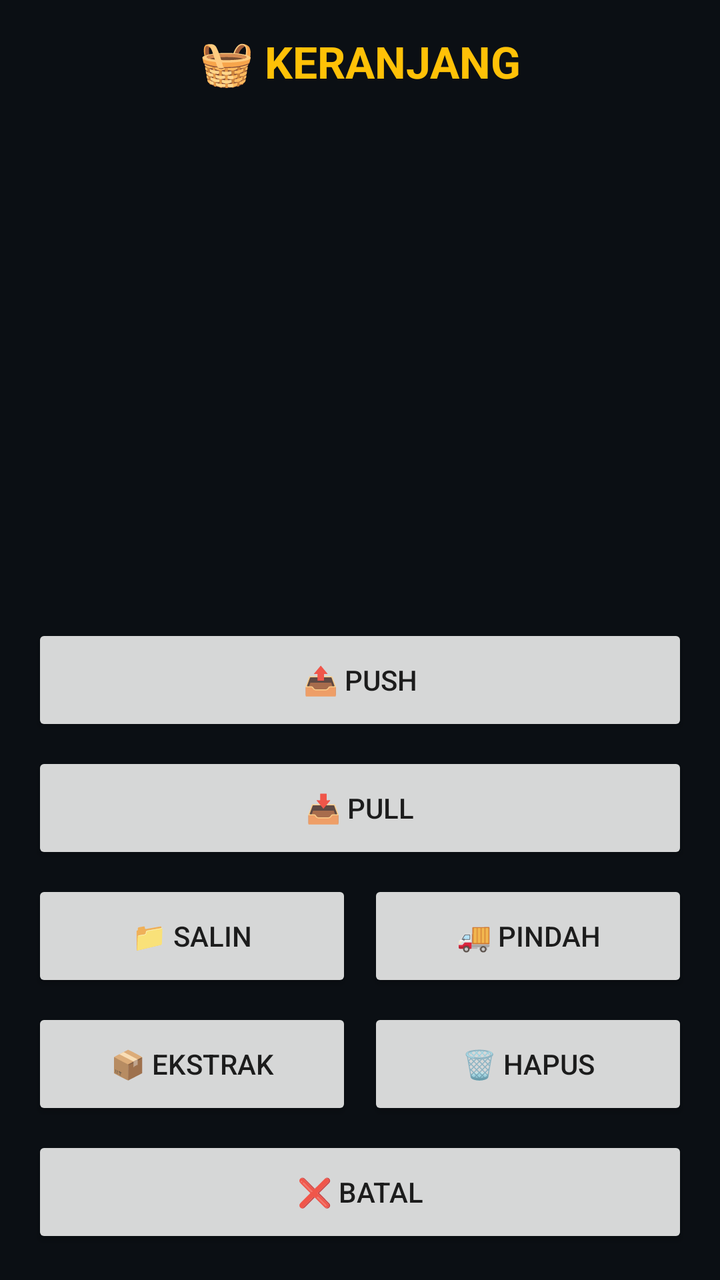
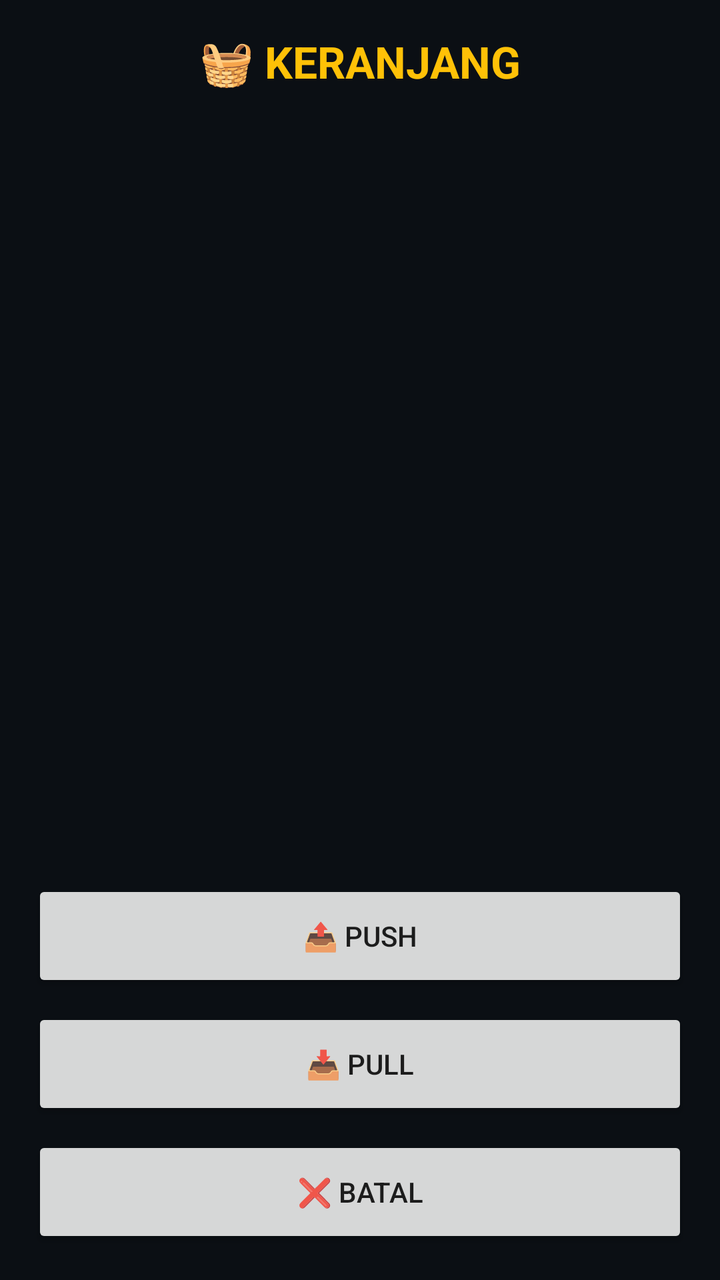

The first picture is an Android layout as it rendered before a commit; the second is the same layout after the commit. The layout source and the unified diff follow.
<!-- AndroidManifest.xml: application theme Theme.ErixTwrp -->
<!-- res/layout/activity_basket.xml -->
<?xml version="1.0" encoding="utf-8"?>
<LinearLayout xmlns:android="http://schemas.android.com/apk/res/android" android:layout_width="match_parent" android:layout_height="match_parent" android:orientation="vertical" android:padding="16dp" android:background="#0B0F14">
    <TextView android:id="@+id/tvTitle" android:layout_width="match_parent" android:layout_height="wrap_content" android:text="🧺 KERANJANG" android:textColor="#FFC107" android:textSize="22sp" android:textStyle="bold" android:gravity="center" android:paddingBottom="8dp"/>
    <TextView android:id="@+id/tvSummary" android:layout_width="match_parent" android:layout_height="wrap_content" android:textColor="#B0BEC5" android:gravity="center" android:paddingBottom="16dp"/>
    <androidx.recyclerview.widget.RecyclerView android:id="@+id/rvBasket" android:layout_width="match_parent" android:layout_height="0dp" android:layout_weight="1" android:paddingBottom="16dp"/>
    <Button android:id="@+id/btnPush" android:layout_width="match_parent" android:layout_height="56dp" android:text="@string/basket_push" android:layout_marginBottom="8dp"/>
    <Button android:id="@+id/btnPull" android:layout_width="match_parent" android:layout_height="56dp" android:text="@string/basket_pull" android:layout_marginBottom="8dp"/>
    <LinearLayout android:layout_width="match_parent" android:layout_height="wrap_content" android:orientation="horizontal" android:layout_marginBottom="8dp">
        <Button android:id="@+id/btnCopy" android:layout_width="0dp" android:layout_height="56dp" android:layout_weight="1" android:text="@string/basket_copy" android:layout_marginEnd="4dp"/>
        <Button android:id="@+id/btnMove" android:layout_width="0dp" android:layout_height="56dp" android:layout_weight="1" android:text="@string/basket_move" android:layout_marginStart="4dp"/>
    </LinearLayout>
    <LinearLayout android:layout_width="match_parent" android:layout_height="wrap_content" android:orientation="horizontal" android:layout_marginBottom="8dp">
        <Button android:id="@+id/btnExtract" android:layout_width="0dp" android:layout_height="56dp" android:layout_weight="1" android:text="@string/basket_extract" android:layout_marginEnd="4dp"/>
        <Button android:id="@+id/btnDelete" android:layout_width="0dp" android:layout_height="56dp" android:layout_weight="1" android:text="@string/basket_delete" android:layout_marginStart="4dp"/>
    </LinearLayout>
    <Button android:id="@+id/btnCancel" android:layout_width="match_parent" android:layout_height="56dp" android:text="@string/basket_cancel"/>
</LinearLayout>
<!-- resources referenced by this layout -->
<resources>
  <string name="basket_cancel">❌ BATAL</string>
  <string name="basket_copy">📁 SALIN</string>
  <string name="basket_delete">🗑️ HAPUS</string>
  <string name="basket_extract">📦 EKSTRAK</string>
  <string name="basket_move">🚚 PINDAH</string>
  <string name="basket_pull">📥 PULL</string>
  <string name="basket_push">📤 PUSH</string>
  <style name="Theme.ErixTwrp" parent="Theme.AppCompat.DayNight.NoActionBar">
          <item name="colorPrimary">#00E5FF</item>
          <item name="colorPrimaryDark">#0B0F14</item>
          <item name="colorAccent">#00E5FF</item>
          <item name="android:windowBackground">#0B0F14</item>
          <item name="android:statusBarColor">#0B0F14</item>
          <item name="android:navigationBarColor">#0B0F14</item>
      </style>
</resources>

<!-- the commit's change to res/layout/activity_basket.xml (unified diff, before → after) -->
@@ -3,15 +3,7 @@
     <TextView android:id="@+id/tvTitle" android:layout_width="match_parent" android:layout_height="wrap_content" android:text="🧺 KERANJANG" android:textColor="#FFC107" android:textSize="22sp" android:textStyle="bold" android:gravity="center" android:paddingBottom="8dp"/>
     <TextView android:id="@+id/tvSummary" android:layout_width="match_parent" android:layout_height="wrap_content" android:textColor="#B0BEC5" android:gravity="center" android:paddingBottom="16dp"/>
     <androidx.recyclerview.widget.RecyclerView android:id="@+id/rvBasket" android:layout_width="match_parent" android:layout_height="0dp" android:layout_weight="1" android:paddingBottom="16dp"/>
-    <Button android:id="@+id/btnPush" android:layout_width="match_parent" android:layout_height="56dp" android:text="@string/basket_push" android:layout_marginBottom="8dp"/>
-    <Button android:id="@+id/btnPull" android:layout_width="match_parent" android:layout_height="56dp" android:text="@string/basket_pull" android:layout_marginBottom="8dp"/>
-    <LinearLayout android:layout_width="match_parent" android:layout_height="wrap_content" android:orientation="horizontal" android:layout_marginBottom="8dp">
-        <Button android:id="@+id/btnCopy" android:layout_width="0dp" android:layout_height="56dp" android:layout_weight="1" android:text="@string/basket_copy" android:layout_marginEnd="4dp"/>
-        <Button android:id="@+id/btnMove" android:layout_width="0dp" android:layout_height="56dp" android:layout_weight="1" android:text="@string/basket_move" android:layout_marginStart="4dp"/>
-    </LinearLayout>
-    <LinearLayout android:layout_width="match_parent" android:layout_height="wrap_content" android:orientation="horizontal" android:layout_marginBottom="8dp">
-        <Button android:id="@+id/btnExtract" android:layout_width="0dp" android:layout_height="56dp" android:layout_weight="1" android:text="@string/basket_extract" android:layout_marginEnd="4dp"/>
-        <Button android:id="@+id/btnDelete" android:layout_width="0dp" android:layout_height="56dp" android:layout_weight="1" android:text="@string/basket_delete" android:layout_marginStart="4dp"/>
-    </LinearLayout>
-    <Button android:id="@+id/btnCancel" android:layout_width="match_parent" android:layout_height="56dp" android:text="@string/basket_cancel"/>
+    <Button android:id="@+id/btnPush" android:layout_width="match_parent" android:layout_height="56dp" android:text="📤 PUSH" android:layout_marginBottom="8dp"/>
+    <Button android:id="@+id/btnPull" android:layout_width="match_parent" android:layout_height="56dp" android:text="📥 PULL" android:layout_marginBottom="8dp"/>
+    <Button android:id="@+id/btnCancel" android:layout_width="match_parent" android:layout_height="56dp" android:text="❌ BATAL"/>
 </LinearLayout>
<!-- resource entries referenced after the edit -->
@@ -1,12 +1,5 @@
 <!-- resources referenced by this layout -->
 <resources>
-  <string name="basket_cancel">❌ BATAL</string>
-  <string name="basket_copy">📁 SALIN</string>
-  <string name="basket_delete">🗑️ HAPUS</string>
-  <string name="basket_extract">📦 EKSTRAK</string>
-  <string name="basket_move">🚚 PINDAH</string>
-  <string name="basket_pull">📥 PULL</string>
-  <string name="basket_push">📤 PUSH</string>
   <style name="Theme.ErixTwrp" parent="Theme.AppCompat.DayNight.NoActionBar">
           <item name="colorPrimary">#00E5FF</item>
           <item name="colorPrimaryDark">#0B0F14</item>
